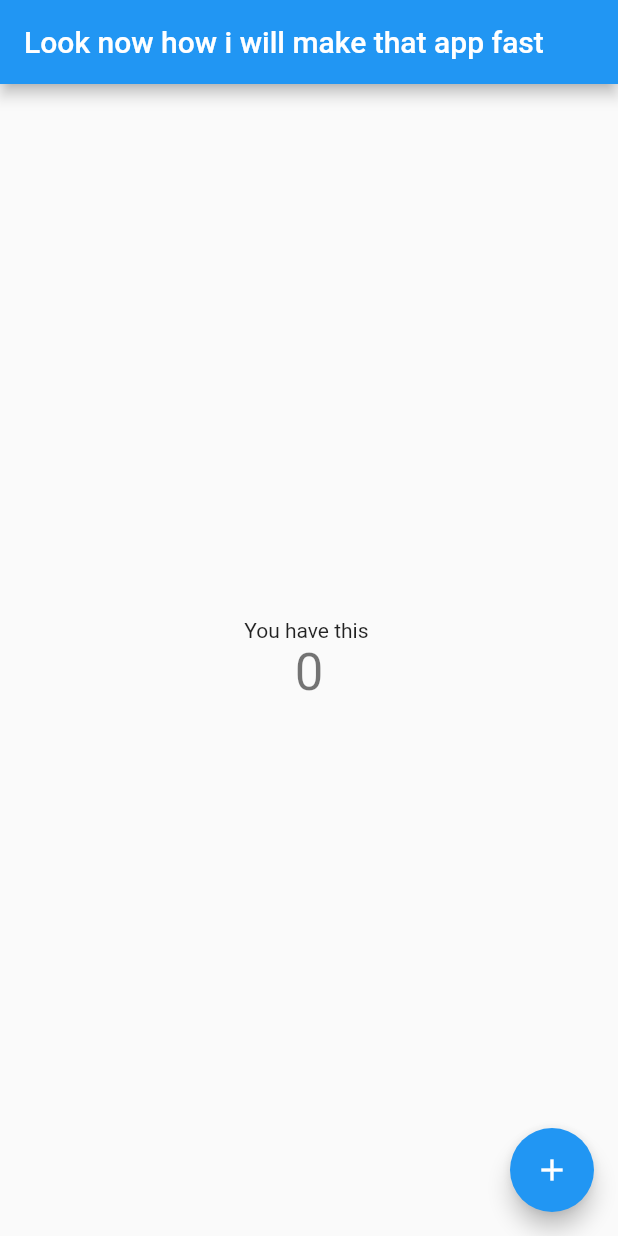
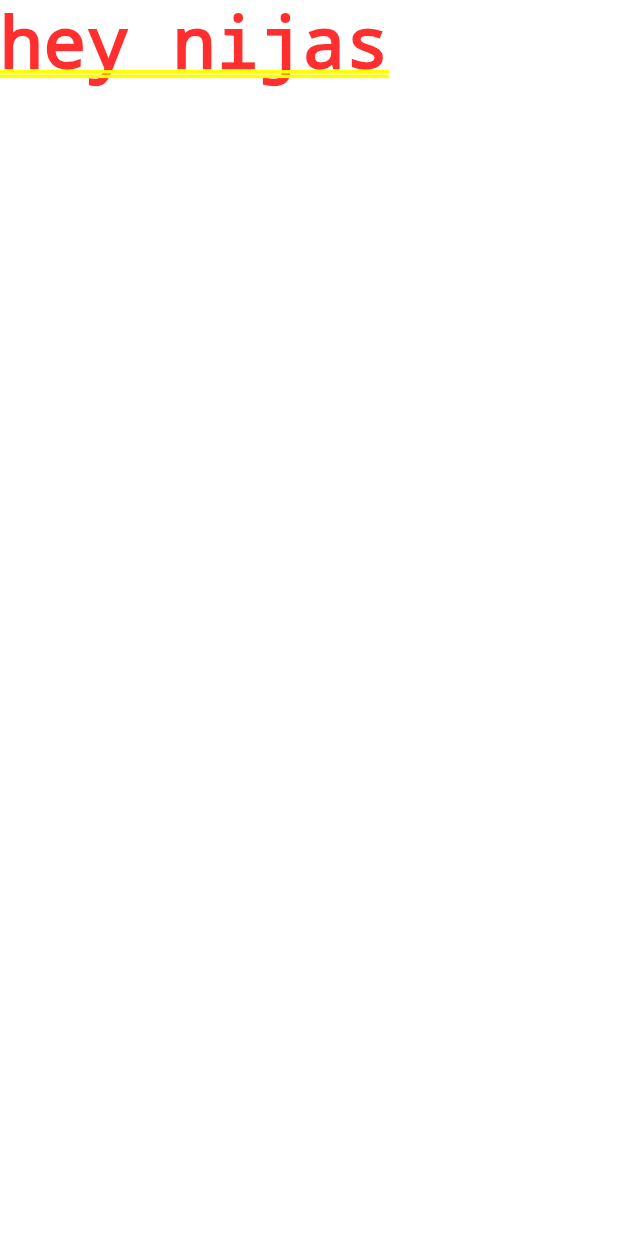
Before and after one commit to HukumBasnet/flutterStart, a Flutter app: the screen it shows after launch, on a phone screen of 412 x 824 dp. Run offline on Flutter 3.47's test engine with Material 2 defaults, Android fonts, the phone set to English and light mode, and no system bars.

Commit message:
start of youtube tutorial

```diff
--- a/lib/main.dart
+++ b/lib/main.dart
@@ -1,89 +1,3 @@
 import 'package:flutter/material.dart';
-import 'src/App.dart';
 
-void main() => runApp(MyApp());
-
-// class MyHomePage extends StatefulWidget {
-//   MyHomePage({Key key, this.title}) : super(key: key);
-
-//   // This widget is the home page of your application. It is stateful, meaning
-//   // that it has a State object (defined below) that contains fields that affect
-//   // how it looks.
-
-//   // This class is the configuration for the state. It holds the values (in this
-//   // case the title) provided by the parent (in this case the App widget) and
-//   // used by the build method of the State. Fields in a Widget subclass are
-//   // always marked "final".
-
-//   final String title;
-
-//   @override
-//   _MyHomePageState createState() => _MyHomePageState();
-// }
-
-// class _MyHomePageState extends State<MyHomePage> {
-//   int _counter = 0;
-
-//   void _incrementCounter() {
-//     setState(() {
-//       // This call to setState tells the Flutter framework that something has
-//       // changed in this State, which causes it to rerun the build method below
-//       // so that the display can reflect the updated values. If we changed
-//       // _counter without calling setState(), then the build method would not be
-//       // called again, and so nothing would appear to happen.
-//       _counter++;
-//     });
-//   }
-
-//   @override
-//   Widget build(BuildContext context) {
-//     // This method is rerun every time setState is called, for instance as done
-//     // by the _incrementCounter method above.
-//     //
-//     // The Flutter framework has been optimized to make rerunning build methods
-//     // fast, so that you can just rebuild anything that needs updating rather
-//     // than having to individually change instances of widgets.
-//     return Scaffold(
-//       appBar: AppBar(
-//         // Here we take the value from the MyHomePage object that was created by
-//         // the App.build method, and use it to set our appbar title.
-//         title: Text(widget.title),
-//       ),
-//       body: Center(
-//         // Center is a layout widget. It takes a single child and positions it
-//         // in the middle of the parent.
-//         child: Column(
-//           // Column is also a layout widget. It takes a list of children and
-//           // arranges them vertically. By default, it sizes itself to fit its
-//           // children horizontally, and tries to be as tall as its parent.
-//           //
-//           // Invoke "debug painting" (press "p" in the console, choose the
-//           // "Toggle Debug Paint" action from the Flutter Inspector in Android
-//           // Studio, or the "Toggle Debug Paint" command in Visual Studio Code)
-//           // to see the wireframe for each widget.
-//           //
-//           // Column has various properties to control how it sizes itself and
-//           // how it positions its children. Here we use mainAxisAlignment to
-//           // center the children vertically; the main axis here is the vertical
-//           // axis because Columns are vertical (the cross axis would be
-//           // horizontal).
-//           mainAxisAlignment: MainAxisAlignment.center,
-//           children: <Widget>[
-//             Text(
-//               'You have this is pushed the button this many times:',
-//             ),
-//             Text(
-//               '$_counter',
-//               style: Theme.of(context).textTheme.display1,
-//             ),
-//           ],
-//         ),
-//       ),
-//       floatingActionButton: FloatingActionButton(
-//         onPressed: _incrementCounter,
-//         tooltip: 'Increment',
-//         child: Icon(Icons.add),
-//       ), // This trailing comma makes auto-formatting nicer for build methods.
-//     );
-//   }
-// }
+void main() => runApp(MaterialApp(home: Text('hey nijas')));
--- a/lib/src/App.dart
+++ /dev/null
@@ -1,66 +0,0 @@
-import 'package:flutter/material.dart';
-
-class MyApp extends StatelessWidget {
-  // This widget is the root of your application.
-  @override
-  Widget build(BuildContext context) {
-    return MaterialApp(
-      title: 'Flutter Demo',
-      theme: ThemeData(
-        primarySwatch: Colors.blue,
-      ),
-      home: MyHomePage(title: 'Look now how i will make that app fast'),
-    );
-  }
-}
-
-class MyHomePage extends StatefulWidget {
-  MyHomePage({Key key, this.title}) : super(key: key);
-
-  final String title;
-
-  @override
-  _MyHomePageState createState() => _MyHomePageState();
-}
-
-class _MyHomePageState extends State<MyHomePage> {
-  int _counter = 0;
-
-  void _incrementCounter() {
-    setState(() {
-      _counter++;
-    });
-  }
-
-  @override
-  Widget build(BuildContext context) {
-    return Scaffold(
-      appBar: AppBar(
-        // Here we take the value from the MyHomePage object that was created by
-        // the App.build method, and use it to set our appbar title.
-        title: Text(widget.title),
-      ),
-      body: Center(
-        // Center is a layout widget. It takes a single child and positions it
-        // in the middle of the parent.
-        child: Column(
-          mainAxisAlignment: MainAxisAlignment.center,
-          children: <Widget>[
-            Text(
-              'You have this ',
-            ),
-            Text(
-              '$_counter',
-              style: Theme.of(context).textTheme.display1,
-            ),
-          ],
-        ),
-      ),
-      floatingActionButton: FloatingActionButton(
-        onPressed: _incrementCounter,
-        tooltip: 'Increment',
-        child: Icon(Icons.add),
-      ), // This trailing comma makes auto-formatting nicer for build methods.
-    );
-  }
-}
```
